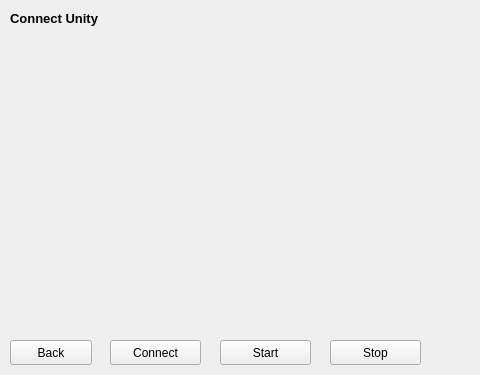
Old version of the form lidar_interface/ui/ConnectUnityWindow.ui in the repository chochmun/Multi-2D-LiDAR-Based-3D-Motion-Recognition-With-Deep-Learning; both pictures show x 0 to 480 and y 0 to 375 of the 758 by 375 pixel window.
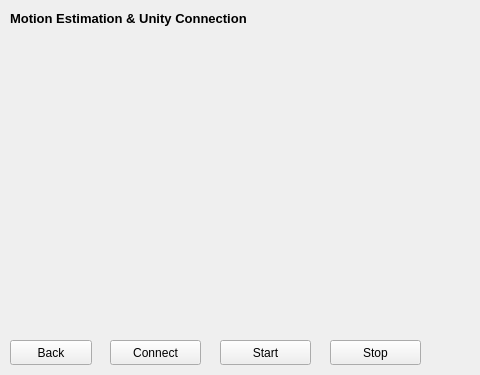
New version of the form.

Commit message: Unity ver 1.4

Diff of the .ui file:
```diff
--- a/lidar_interface/ui/ConnectUnityWindow.ui
+++ b/lidar_interface/ui/ConnectUnityWindow.ui
@@ -18,7 +18,7 @@
     <rect>
      <x>10</x>
      <y>10</y>
-     <width>201</width>
+     <width>281</width>
      <height>16</height>
     </rect>
    </property>
@@ -31,7 +31,7 @@
     </font>
    </property>
    <property name="text">
-    <string>Connect Unity</string>
+    <string>Motion Estimation &amp; Unity Connection</string>
    </property>
   </widget>
   <widget class="QPushButton" name="Button_back">
```
The commit also changes 19 other files.
